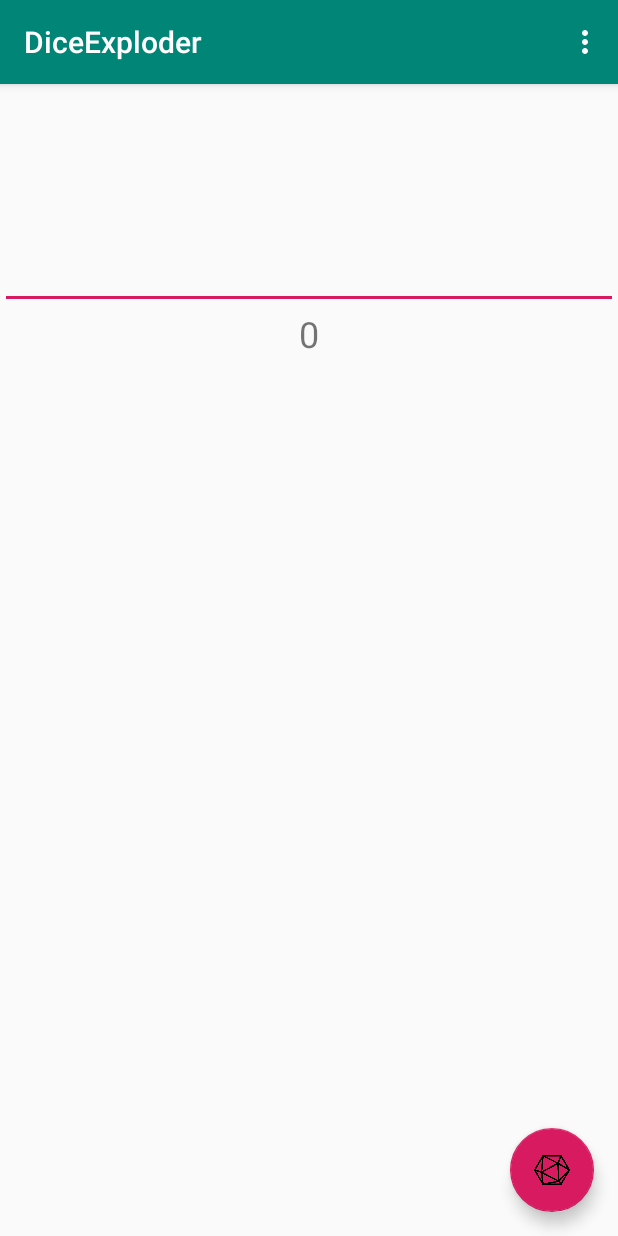
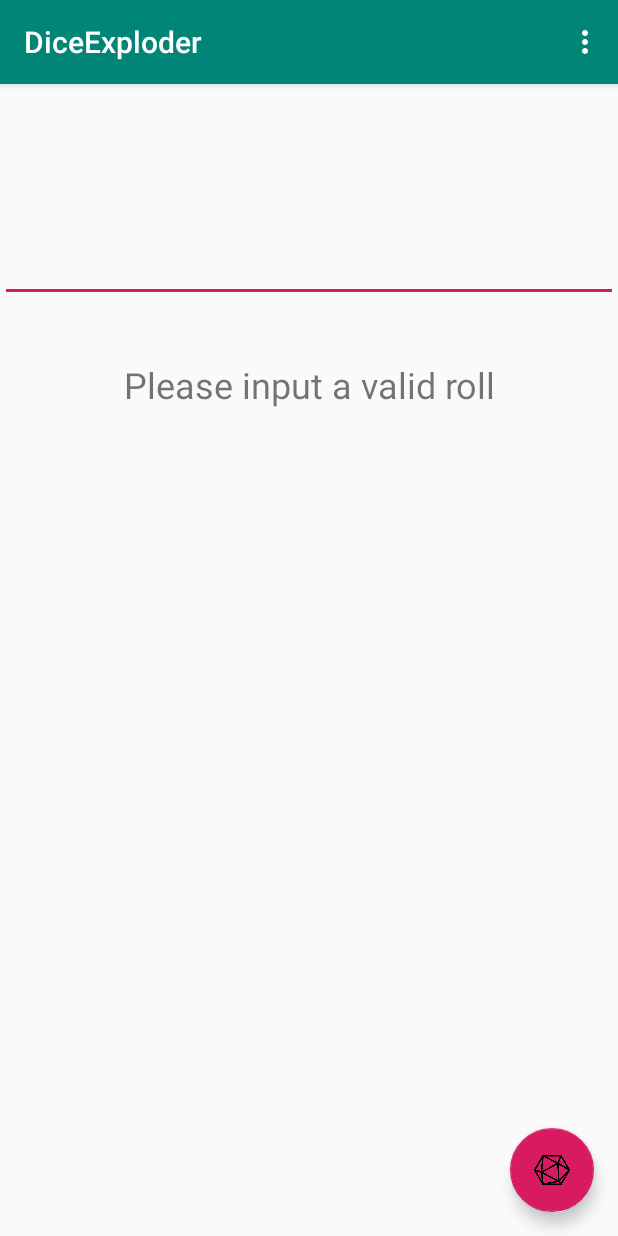
Before and after one commit to dmccapes4/DiceExploder, an Android app: the screen it shows after launch (MainActivity), after a tap on an icon or button, on a phone screen of 412 x 824 dp. Run offline under Robolectric (Android 15) with nearby library versions, the phone set to English and light mode, and no system bars.

Commit message:
Show rolls

```diff
--- a/app/src/main/java/com/example/diceexploder/MainActivity.kt
+++ b/app/src/main/java/com/example/diceexploder/MainActivity.kt
@@ -23,9 +23,19 @@ class MainActivity : AppCompatActivity() {
 
         val inputEditText = findViewById<EditText>(R.id.inputEditText);
         val resultTextView = findViewById<TextView>(R.id.resultTextView);
+        val diceResultTextView = findViewById<TextView>(R.id.diceResultTextView);
 
         fab.setOnClickListener { view ->
-            resultTextView.text = rollDice(inputEditText.text.toString()).toString()
+            var results = rollDice(inputEditText.text.toString())
+            println("results " + results)
+            if (results.size > 0) {
+                val result = results.get(results.lastIndex).get(0)
+                val dice = results.dropLast(1)
+                resultTextView.text = result.toString()
+                diceResultTextView.text = dice.toString()
+            } else {
+                resultTextView.text = "Please input a valid roll"
+            }
         }
     }
 
@@ -45,73 +55,82 @@ class MainActivity : AppCompatActivity() {
         }
     }
 
-    fun roll(dieCount: Int, numDie: Int): Int {
-        var result = 0
+    fun roll(dieCount: Int, numDie: Int): MutableList<Int> {
+        var results = mutableListOf<Int>()
+        println(numDie)
         for (i in 1..numDie) {
-            result += (1..numDie).random()
+            val curResult = (1..numDie).random()
+            results.add(curResult)
         }
-        println("roll d" + dieCount + " " + result)
-        return result
+        println("roll d" + dieCount + " " + results)
+        return results
     }
 
-    fun explode(dieCount: Int, numDie: Int): Int {
-        var result = 0
+    fun explode(dieCount: Int, numDie: Int): MutableList<Int> {
+        var results = mutableListOf<Int>()
         for (i in 1..numDie) {
             var roll = (1..dieCount).random()
-            result += roll
+            results.add(roll)
             if (roll == dieCount) {
-                result += explode(dieCount, 1)
+                results.plusAssign(explode(dieCount, 1))
             }
         }
-        println("explode d" + dieCount + " " + result)
-        return result
+        println("explode d" + dieCount + " " + results)
+        return results
     }
 
 
-    fun advantage(dieCount: Int, numDie: Int, advantageCount: Int, explode: Boolean): Int {
+    fun advantage(dieCount: Int, numDie: Int, advantageCount: Int, explode: Boolean): MutableList<Int> {
         var result = 0
         var results = mutableListOf<Int>()
         for (i in (1..advantageCount + numDie)) {
             if (explode) {
-                results.add(explode(dieCount, 1))
+                results.plusAssign(explode(dieCount, 1))
             } else {
-                results.add(roll(dieCount, 1))
+                results.plusAssign(roll(dieCount, 1))
             }
         }
         results.sort()
         results.reverse()
         println(results)
-        for (i in 1..numDie) {
-            result += results[i]
-        }
-        return result
+        return results
     }
 
-    fun rollDice(rollInput: String): Int {
+    fun rollDice(rollInput: String): MutableList<MutableList<Int>> {
         var result = 0
-        var results = mutableListOf<Int>()
+        var results = mutableListOf<MutableList<Int>>()
+        if (rollInput == "") {
+            return results
+        }
         val rollInputClean = rollInput.replace("\\s".toRegex(), "")
         val rolls = rollInputClean.split("+")
         for (curRoll in rolls) {
             var rollSplit = curRoll.split("d")
+            rollSplit = rollSplit.toMutableList()
+            println(rollSplit)
             val numDie = rollSplit[0].toInt()
             var explodeOn = false
 
             if (rollSplit[1].contains("!")) {
                 explodeOn = true
+                rollSplit[1] = rollSplit[1].replace("!", "")
             }
-            val dieCount = rollSplit[1].replace("!", "").toInt()
+            val dieCount = rollSplit[1].toInt()
             if (explodeOn) {
                 results.add(explode(dieCount, numDie))
             } else {
                 results.add(roll(dieCount, numDie))
             }
+            println(results)
         }
-        results.sort()
-        for (res in results) {
-            result += res;
+        var total = 0
+        for (result in results) {
+            for (res in result)  {
+                total += res
+            }
         }
-        return result
+        results.add(mutableListOf<Int>(total))
+        return results
     }
 
 }
--- a/app/src/main/res/layout/content_main.xml
+++ b/app/src/main/res/layout/content_main.xml
@@ -12,7 +12,7 @@
     <EditText
             android:id="@+id/inputEditText"
             android:layout_width="match_parent"
-            android:layout_height="50dp"
+            android:layout_height="wrap_content"
             android:layout_marginTop="100dp"
             app:layout_constraintBottom_toTopOf="@id/resultTextView"
             app:layout_constraintLeft_toLeftOf="parent"
@@ -23,11 +23,25 @@
             android:id="@+id/resultTextView"
             android:layout_width="match_parent"
             android:layout_height="50dp"
-            android:text="Hello World!"
+            android:text=""
             android:textAlignment="center"
+            android:gravity="center"
             android:textSize="24dp"
+            android:layout_marginTop="30dp"
             app:layout_constraintLeft_toLeftOf="parent"
             app:layout_constraintRight_toRightOf="parent"
             app:layout_constraintTop_toBottomOf="@id/inputEditText"/>
+    <TextView
+            android:id="@+id/diceResultTextView"
+            android:layout_width="match_parent"
+            android:layout_height="50dp"
+            android:text=""
+            android:textAlignment="center"
+            android:gravity="center"
+            android:textSize="24dp"
+            android:layout_marginTop="30dp"
+            app:layout_constraintLeft_toLeftOf="parent"
+            app:layout_constraintRight_toRightOf="parent"
+            app:layout_constraintTop_toBottomOf="@id/resultTextView"/>
 
 </android.support.constraint.ConstraintLayout>
```
